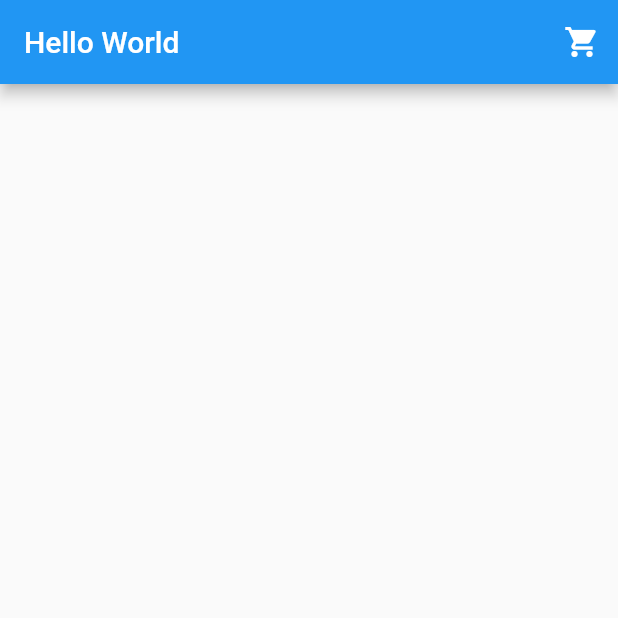
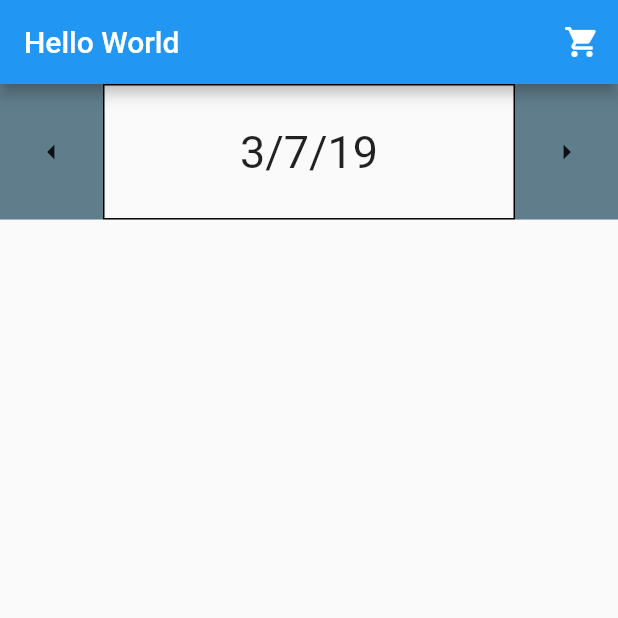
Before and after one commit to Jeb-Thomas/Daily-Trimetracking, a Flutter app: the screen it shows after launch, on a phone screen of 412 x 824 dp, the top half of it. Run offline on Flutter 3.47's test engine with Material 2 defaults, Android fonts, the phone set to English and light mode, and no system bars.

Commit message:
Date bar
Added mockup date bar, needs to have a date format added

```diff
--- a/yum_timetracking/lib/main.dart
+++ b/yum_timetracking/lib/main.dart
@@ -14,7 +14,9 @@ class MyApp extends StatelessWidget {
         primarySwatch: Colors.blue,
       ),
       home: MyStatelessWidget(),
+
     );
+
   }
 }
 
@@ -24,6 +26,63 @@ class MyStatelessWidget extends StatelessWidget {
   @override
   Widget build(BuildContext context) {
     return Scaffold(
+      body:
+        Column(
+          children: <Widget>[
+            Expanded(
+                child: Row(
+                  children: <Widget>[
+                    Expanded(
+                      child: SizedBox.expand(
+                        child:
+                        Ink(
+                          decoration: BoxDecoration(
+                            color: Colors.blueGrey,
+                          ),
+                          child: IconButton(
+                            icon: Icon(Icons.arrow_left),
+                            onPressed: (){},
+                          ),
+                        ),
+                      ),
+                      flex: 5,
+                    ),
+                    Expanded(
+                      child: SizedBox.expand(
+                        child: Container(
+                          decoration: BoxDecoration(
+                            border: Border.all(color: Colors.black)
+                          ),
+                          child: Center(child: Text("3/7/19", style: TextStyle(fontSize: 30),),)
+                        ),
+                      ),
+                      flex: 20,
+                    ),
+                    Expanded(
+                      child: SizedBox.expand(
+                        child:
+                        Ink(
+                          decoration: BoxDecoration(
+                            color: Colors.blueGrey,
+                          ),
+                          child: IconButton(
+                            icon: Icon(Icons.arrow_right),
+                            onPressed: (){},
+                          ),
+                        ),
+                      ),
+                      flex: 5,
+                    ),
+                  ],
+                ),
+              flex: 2,
+            ),
+            Expanded(
+              child: SizedBox.expand(child: null,),
+              flex: 15,
+            ),
+          ],
+        ),
       appBar: AppBar(
         title: Text('Hello World'),
         actions: <Widget>[
```
